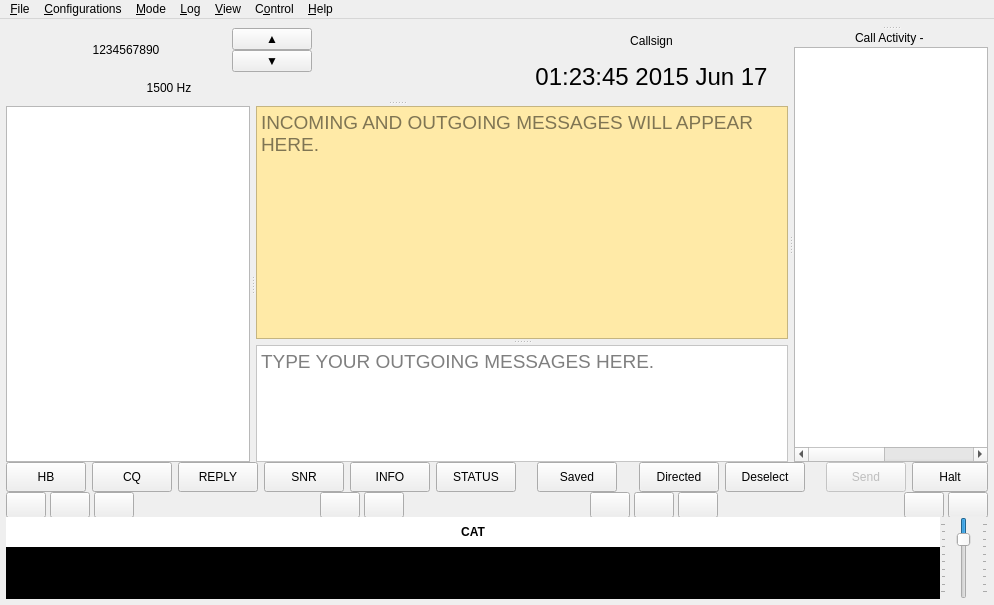
Before: the Qt Designer form JS8_UI/mainwindow.ui in Chris-AC9KH/JS8Call-improved, drawn with Qt 5.
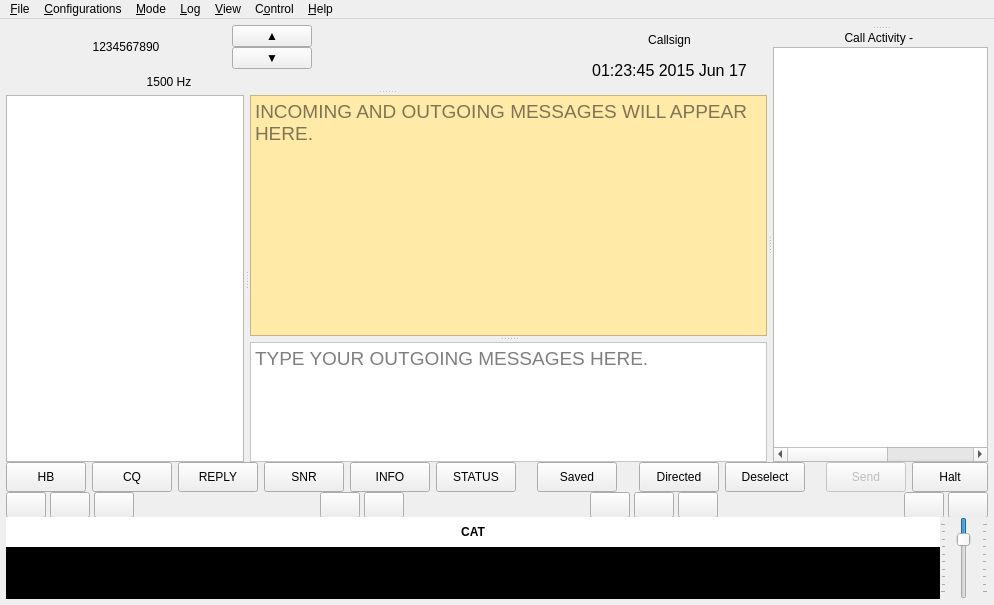
After: the same form once the commit is applied. Custom widgets are drawn as their Qt base class.

Commit message: UI: shrink minimum header bar size to 40px in height

```diff
--- a/JS8_UI/mainwindow.ui
+++ b/JS8_UI/mainwindow.ui
@@ -102,7 +102,7 @@
                   <property name="minimumSize">
                     <size>
                       <width>0</width>
-                      <height>75</height>
+                      <height>40</height>
                     </size>
                   </property>
                   <property name="maximumSize">
@@ -384,11 +384,6 @@
                                         <verstretch>0</verstretch>
                                       </sizepolicy>
                                     </property>
-                                    <property name="font">
-                                      <font>
-                                        <pointsize>14</pointsize>
-                                      </font>
-                                    </property>
                                     <property name="frameShape">
                                       <enum>QFrame::Shape::NoFrame</enum>
                                     </property>
@@ -402,7 +397,7 @@
                                       <number>0</number>
                                     </property>
                                     <property name="text">
-                                      <string>&lt;html&gt;&lt;head/&gt;&lt;body&gt;&lt;p align="center"&gt;&lt;span style=" font-size:18pt;"&gt;01:23:45 2015 Jun 17&lt;/span&gt;&lt;/p&gt;&lt;/body&gt;&lt;/html&gt;</string>
+                                      <string>&lt;html&gt;&lt;head/&gt;&lt;body&gt;&lt;p align="center"&gt;&lt;span style=" font-size:12pt;"&gt;01:23:45 2015 Jun 17&lt;/span&gt;&lt;/p&gt;&lt;/body&gt;&lt;/html&gt;</string>
                                     </property>
                                     <property name="alignment">
                                       <set>Qt::AlignmentFlag::AlignCenter</set>
```
The commit also changes 3 other files.
